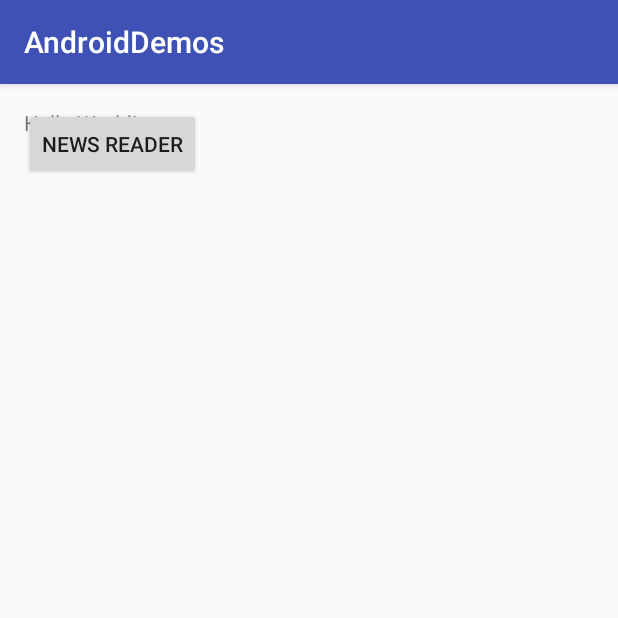
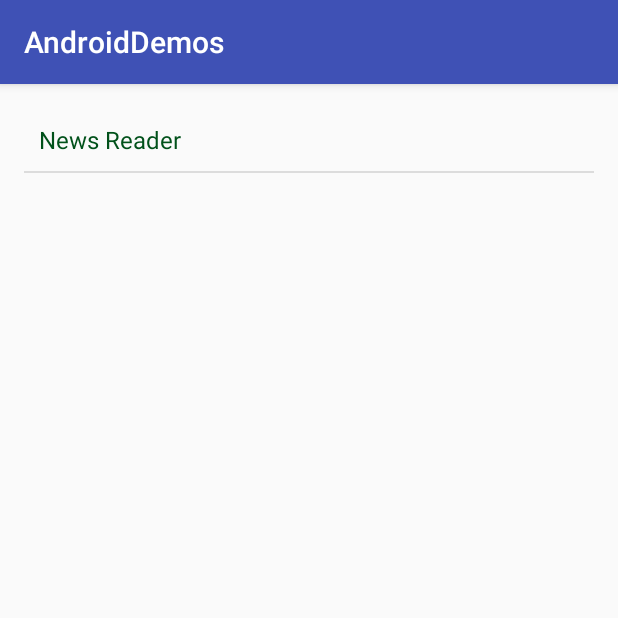
Before and after one commit to hpsoar/AndroidDemos, an Android app: the screen it shows after launch (MainActivity), on a phone screen of 412 x 824 dp, the top half of it. Run offline under Robolectric (Android 15) with nearby library versions, the phone set to English and light mode, and no system bars.

Commit message:
add Example List

```diff
--- /dev/null
+++ b/app/src/main/java/com/beacon/androiddemos/ExampleListFragment.java
@@ -0,0 +1,87 @@
+package com.beacon.androiddemos;
+
+import android.content.Context;
+import android.content.Intent;
+import android.os.Bundle;
+import android.support.v4.app.ListFragment;
+import android.view.View;
+import android.widget.AdapterView;
+import android.widget.ArrayAdapter;
+
+import com.beacon.newsreader.NewsReaderActivity;
+import com.beacon.androiddemos.R;
+
+import java.util.ArrayList;
+import java.util.Arrays;
+import java.util.List;
+
+public class ExampleListFragment extends ListFragment implements AdapterView.OnItemClickListener {
+
+    // The list of headlines that we are displaying
+    Example[] mExamples;
+
+    // The list adapter for the list we are displaying
+    ArrayAdapter<String> mListAdapter;
+
+    /**
+     * Default constructor required by framework.
+     */
+    public ExampleListFragment() {
+        super();
+    }
+
+    @Override
+    public void onStart() {
+        super.onStart();
+        setListAdapter(mListAdapter);
+        getListView().setOnItemClickListener(this);
+    }
+
+    @Override
+    public void onCreate(Bundle savedInstanceState) {
+        super.onCreate(savedInstanceState);
+
+        mExamples = new Example[] {
+            new Example("News Reader", NewsReaderActivity.class),
+        };
+
+        List<String> exampleTitles = Example.exampleTitles(Arrays.asList(mExamples));
+        mListAdapter = new ArrayAdapter(getActivity(), R.layout.example_item,
+                exampleTitles);
+    }
+
+    /**
+     * Handles a click on a headline.
+     *
+     * This causes the configured listener to be notified that a headline was selected.
+     */
+    @Override
+    public void onItemClick(AdapterView<?> parent, View view, int position, long id) {
+        Example example = mExamples[position];
+        example.startExample(getActivity());
+    }
+}
+
+class Example {
+    final String name;
+    Class activityClass;
+
+    Example(String name, Class activityClass) {
+        super();
+        this.name = name;
+        this.activityClass = activityClass;
+    }
+
+    public void startExample(Context context) {
+        Intent intent = new Intent(context, activityClass);
+        context.startActivity(intent);
+    }
+
+    static List<String> exampleTitles(List<Example> examples) {
+        List<String> titles = new ArrayList<>();
+        for (Example example : examples) {
+            titles.add(example.name);
+        }
+        return titles;
+    }
+}
--- a/app/src/main/java/com/beacon/androiddemos/MainActivity.java
+++ b/app/src/main/java/com/beacon/androiddemos/MainActivity.java
@@ -1,33 +1,26 @@
 package com.beacon.androiddemos;
 
+import android.app.Activity;
 import android.content.Intent;
 import android.support.v7.app.AppCompatActivity;
 import android.os.Bundle;
 import android.view.View;
+import android.widget.AdapterView;
+import android.widget.ArrayAdapter;
 import android.widget.Button;
-import com.beacon.newsreader.NewsReaderActivity;
-import com.beacon.newsreader.TestActivity;
+
+import java.util.ArrayList;
+import java.util.List;
 
 public class MainActivity extends AppCompatActivity {
+    List<String> mHeadlinesList = new ArrayList<String>();
+
+    // The list adapter for the list we are displaying
+    ArrayAdapter<String> mListAdapter;
 
     @Override
     protected void onCreate(Bundle savedInstanceState) {
         super.onCreate(savedInstanceState);
         setContentView(R.layout.activity_main);
-
-        setupExamples();
-    }
-
-    protected void setupExamples() {
-        Button btn = (Button)findViewById(R.id.show_news_reader_btn);
-        btn.setOnClickListener(new View.OnClickListener() {
-            @Override
-            public void onClick(View v) {
-                Intent intent = new Intent(MainActivity.this, TestActivity.class);
-                //Intent intent = new Intent("com.beacon.newsreader.NewsDetailActivity");
-                //Intent intent = new Intent("com.beacon.newsreader.NewsReaderActivity");
-                startActivity(intent);
-            }
-        });
     }
 }
--- a/app/src/main/res/layout/activity_main.xml
+++ b/app/src/main/res/layout/activity_main.xml
@@ -9,13 +9,8 @@
     android:paddingTop="@dimen/activity_vertical_margin"
     tools:context="com.beacon.androiddemos.MainActivity">
 
-    <TextView
-        android:layout_width="wrap_content"
-        android:layout_height="wrap_content"
-        android:text="Hello World!" />
-    <Button
-        android:id="@+id/show_news_reader_btn"
-        android:layout_width="wrap_content"
-        android:layout_height="wrap_content"
-        android:text="News Reader" />
+    <fragment android:id="@+id/example_list_fragment"
+        android:layout_height="fill_parent"
+        android:name="com.beacon.androiddemos.ExampleListFragment"
+        android:layout_width="match_parent" />
 </RelativeLayout>
--- /dev/null
+++ b/app/src/main/res/layout/example_item.xml
@@ -0,0 +1,8 @@
+<?xml version="1.0" encoding="utf-8"?>
+
+<TextView xmlns:android="http://schemas.android.com/apk/res/android"
+    android:layout_width="match_parent"
+    android:layout_height="wrap_content"
+    android:textSize="16sp"
+    android:textColor="#01511a"
+    android:padding="10dp" />
--- a/app/src/main/res/values/dimens.xml
+++ b/app/src/main/res/values/dimens.xml
@@ -2,4 +2,5 @@
     <!-- Default screen margins, per the Android Design guidelines. -->
     <dimen name="activity_horizontal_margin">16dp</dimen>
     <dimen name="activity_vertical_margin">16dp</dimen>
+    <dimen name="text_margin">16dp</dimen>
 </resources>
--- a/build.gradle
+++ b/build.gradle
@@ -1,11 +1,13 @@
 // Top-level build file where you can add configuration options common to all sub-projects/modules.
 
 buildscript {
+    ext.kotlin_version = '1.0.3'
     repositories {
         jcenter()
     }
     dependencies {
         classpath 'com.android.tools.build:gradle:2.1.2'
+        classpath "org.jetbrains.kotlin:kotlin-gradle-plugin:$kotlin_version"
 
         // NOTE: Do not place your application dependencies here; they belong
         // in the individual module build.gradle files
--- a/newsreader/src/main/java/com/beacon/newsreader/ArticleActivity.java
+++ b/newsreader/src/main/java/com/beacon/newsreader/ArticleActivity.java
@@ -16,7 +16,6 @@
 
 package com.beacon.newsreader;
 
-import android.content.res.Configuration;
 import android.os.Bundle;
 import android.support.v4.app.FragmentActivity;
 
--- a/newsreader/src/main/java/com/beacon/newsreader/CompatActionBarNavHandler.java
+++ b/newsreader/src/main/java/com/beacon/newsreader/CompatActionBarNavHandler.java
@@ -19,7 +19,6 @@ package com.beacon.newsreader;
 import android.support.v7.app.ActionBar.OnNavigationListener;
 import android.support.v7.app.ActionBar.Tab;
 import android.support.v7.app.ActionBar.TabListener;
-import android.app.FragmentTransaction;
 
 /**
  * Adapter for action bar navigation events.
```
Also changed, not shown: app/build.gradle (+11 -1 lines), app/src/main/res/layout/fragment_example_list.xml (added, +13 -0 lines), newsreader/build.gradle (+8 -0 lines), newsreader/src/main/AndroidManifest.xml (+0 -14 lines), newsreader/src/main/java/com/beacon/newsreader/NewsDetailActivity.java (deleted, +0 -13 lines), newsreader/src/main/java/com/beacon/newsreader/TestActivity.java (deleted, +0 -17 lines), newsreader/src/main/res/layout/activity_news_detail.xml (deleted, +0 -12 lines), newsreader/src/main/res/layout/activity_test.xml (deleted, +0 -12 lines).
